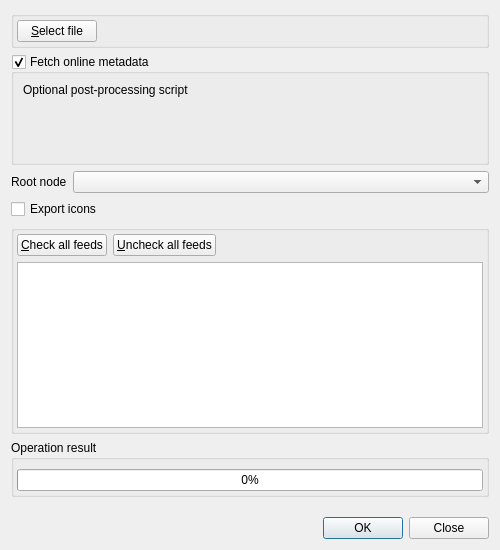
martinrotter/rssguard, file src/librssguard/services/standard/gui/formstandardimportexport.ui: the form before one commit.
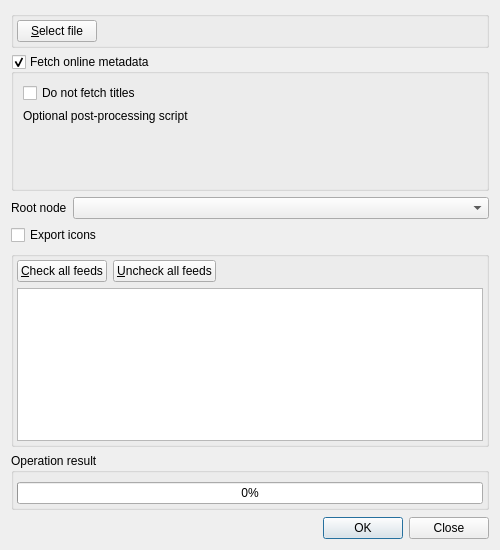
The form after the commit. Custom widgets are drawn as their Qt base class.

Diff of the .ui file:
```diff
--- a/src/librssguard/services/standard/gui/formstandardimportexport.ui
+++ b/src/librssguard/services/standard/gui/formstandardimportexport.ui
@@ -58,6 +58,13 @@
       <bool>true</bool>
      </property>
      <layout class="QVBoxLayout" name="verticalLayout_2">
+      <item>
+       <widget class="QCheckBox" name="m_cbDoNotFetchTitles">
+        <property name="text">
+         <string>Do not fetch titles</string>
+        </property>
+       </widget>
+      </item>
       <item>
        <widget class="QLabel" name="label_4">
         <property name="text">
```
Left out of the diff: 1 changed line with no effect on the pictures.
